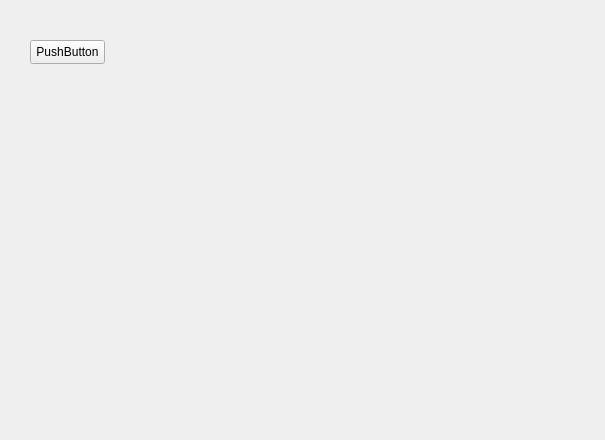
Above: src/CardCounterPRO/CardCounterPRO.ui from danielxhogan/card-counter-pro-desktop before the change. Below: the same form after it.
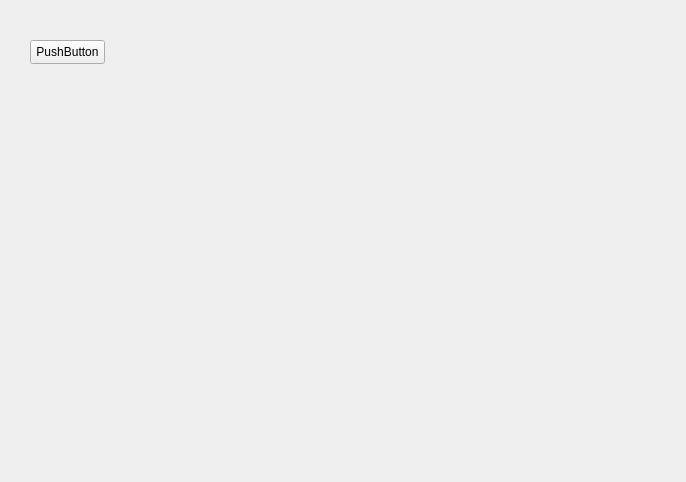
That is the form after the change.

Diff of the .ui file:
```diff
--- a/src/CardCounterPRO/CardCounterPRO.ui
+++ b/src/CardCounterPRO/CardCounterPRO.ui
@@ -6,8 +6,8 @@
    <rect>
     <x>0</x>
     <y>0</y>
-    <width>605</width>
-    <height>440</height>
+    <width>686</width>
+    <height>482</height>
    </rect>
   </property>
   <property name="windowTitle">
```
